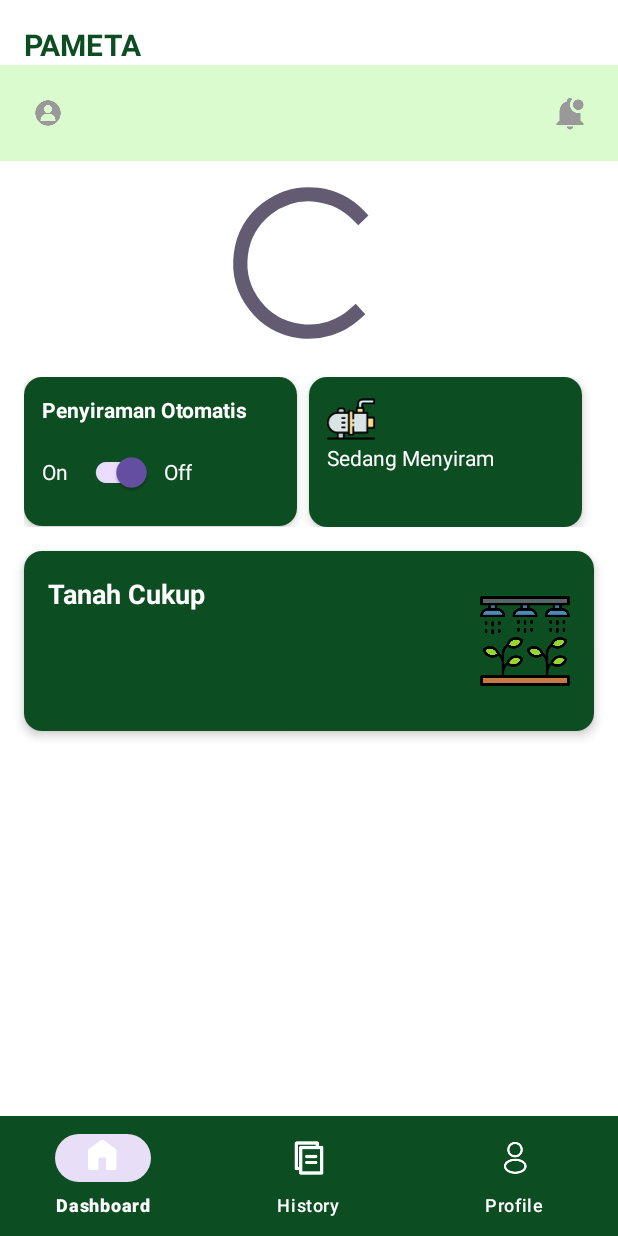
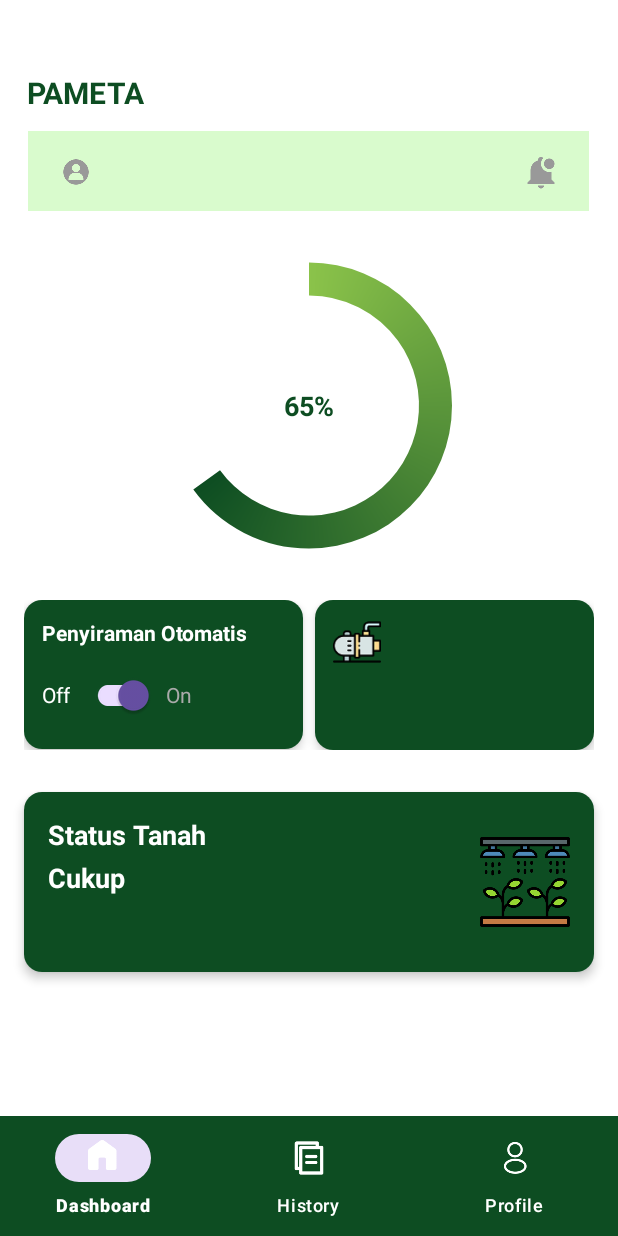
Before and after one commit to Anggitasilvianaawaliaputri/SISTEM-PENYIRAMAN-OTOMATIS, an Android app: the DashboardActivity screen opened directly, with no data from a screen before it, on a phone screen of 412 x 824 dp. Run offline under Robolectric (Android 15) with nearby library versions, the phone set to English and light mode, and no system bars.

Commit message:
update halaman dashboard perbaikan sedikit bagian bar dan tata letak

```diff
--- a/app/build.gradle
+++ b/app/build.gradle
@@ -43,6 +43,7 @@ dependencies {
     implementation 'com.google.firebase:firebase-analytics'
     implementation 'com.google.firebase:firebase-auth'
     implementation 'com.google.firebase:firebase-firestore'
+    implementation 'com.google.android.material:material:1.4.0'
 
 
 }
--- a/app/src/main/java/com/example/sistempenyiramantanamanotomatis/DashboardActivity.java
+++ b/app/src/main/java/com/example/sistempenyiramantanamanotomatis/DashboardActivity.java
@@ -3,89 +3,105 @@ package com.example.sistempenyiramantanamanotomatis;
 import android.os.Bundle;
 import android.os.Handler;
 import android.widget.ProgressBar;
-import android.widget.Switch;
 import android.widget.TextView;
 import android.widget.Toast;
 
 import androidx.appcompat.app.AppCompatActivity;
+import androidx.core.content.ContextCompat;
+
+import com.google.android.material.switchmaterial.SwitchMaterial;
 
 public class DashboardActivity extends AppCompatActivity {
 
     private ProgressBar progressMoisture;
-    private Switch switchAuto;
+    private TextView txtProgressPercentage;
     private TextView txtPumpStatus, txtStatusTanah;
-    private TextView txtOnLabel, txtOffLabel; // Tambahan label ON/OFF
+    private TextView txtOnLabel, txtOffLabel;
+    private SwitchMaterial switchAuto;
 
-    private int simulatedMoisture = 65; // nilai awal (bisa diganti dari database nantinya)
+    private int simulatedMoisture = 65;
+    private Handler handler = new Handler();
 
     @Override
     protected void onCreate(Bundle savedInstanceState) {
         super.onCreate(savedInstanceState);
         setContentView(R.layout.activity_dashboard);
 
-        // Inisialisasi view dari XML
+        // Bind View
         progressMoisture = findViewById(R.id.progress_moisture);
-        switchAuto = findViewById(R.id.switch_auto);
+        txtProgressPercentage = findViewById(R.id.progress_text);
         txtPumpStatus = findViewById(R.id.txt_pump_status);
         txtStatusTanah = findViewById(R.id.txt_status_tanah);
-        txtOnLabel = findViewById(R.id.text_on);   // Ambil TextView ON
-        txtOffLabel = findViewById(R.id.text_off); // Ambil TextView OFF
+        txtOnLabel = findViewById(R.id.text_on);
+        txtOffLabel = findViewById(R.id.text_off);
+        switchAuto = findViewById(R.id.switch_auto);
 
-        // Set nilai awal progress dan status tanah
+        // Inisialisasi awal
         progressMoisture.setProgress(simulatedMoisture);
+        updateProgressText(simulatedMoisture);
         updateSoilStatus(simulatedMoisture);
-
-        // Set label awal switch
         updateSwitchLabels(switchAuto.isChecked());
 
-        // Listener untuk Switch
+        // Switch Listener
         switchAuto.setOnCheckedChangeListener((buttonView, isChecked) -> {
             if (isChecked) {
                 Toast.makeText(this, "Penyiraman Otomatis Aktif", Toast.LENGTH_SHORT).show();
-                txtPumpStatus.setText("Sedang Menyiram");
+                txtPumpStatus.setText("Pompa Menyala");
             } else {
                 Toast.makeText(this, "Penyiraman Otomatis Nonaktif", Toast.LENGTH_SHORT).show();
                 txtPumpStatus.setText("Pompa Mati");
             }
-
             updateSwitchLabels(isChecked);
         });
 
-        // Simulasi perubahan kelembaban
+        // Jalankan simulasi kelembaban
         simulateMoistureChange();
     }
 
+    // Update text di tengah progress
+    private void updateProgressText(int value) {
+        txtProgressPercentage.setText(value + "%");
+    }
+
+    // Update status tanah
     private void updateSoilStatus(int moistureValue) {
         if (moistureValue >= 70) {
-            txtStatusTanah.setText("Tanah Basah");
+            txtStatusTanah.setText("Basah");
         } else if (moistureValue >= 40) {
-            txtStatusTanah.setText("Tanah Cukup");
+            txtStatusTanah.setText("Cukup");
         } else {
-            txtStatusTanah.setText("Tanah Kering");
+            txtStatusTanah.setText("Kering");
         }
     }
 
+    // Update label ON/OFF
+    private void updateSwitchLabels(boolean isChecked) {
+        if (isChecked) {
+            txtOnLabel.setTextColor(ContextCompat.getColor(this, android.R.color.white));
+            txtOffLabel.setTextColor(ContextCompat.getColor(this, android.R.color.darker_gray));
+        } else {
+            txtOnLabel.setTextColor(ContextCompat.getColor(this, android.R.color.darker_gray));
+            txtOffLabel.setTextColor(ContextCompat.getColor(this, android.R.color.white));
+        }
+    }
+
+    // Simulasi kelembaban berubah tiap 5 detik
     private void simulateMoistureChange() {
-        new Handler().postDelayed(() -> {
+        handler.postDelayed(() -> {
             simulatedMoisture += (Math.random() > 0.5 ? 5 : -5);
-            if (simulatedMoisture < 0) simulatedMoisture = 0;
-            if (simulatedMoisture > 100) simulatedMoisture = 100;
+            simulatedMoisture = Math.max(0, Math.min(simulatedMoisture, 100));
 
             progressMoisture.setProgress(simulatedMoisture);
+            updateProgressText(simulatedMoisture);
             updateSoilStatus(simulatedMoisture);
 
             simulateMoistureChange();
         }, 5000);
     }
 
-    // Fungsi untuk memperbarui tampilan teks ON/OFF sesuai status Switch
-    private void updateSwitchLabels(boolean isChecked) {
-        if (isChecked) {
-            txtOnLabel.setTextColor(getResources().getColor(android.R.color.white));
-            txtOffLabel.setTextColor(getResources().getColor(android.R.color.darker_gray));
-        } else {
-            txtOnLabel.setTextColor(getResources().getColor(android.R.color.darker_gray));
-            txtOffLabel.setTextColor(getResources().getColor(android.R.color.white));
-        }
+    @Override
+    protected void onDestroy() {
+        super.onDestroy();
+        handler.removeCallbacksAndMessages(null);
     }
 }
--- a/app/src/main/java/com/example/sistempenyiramantanamanotomatis/LoginActivity.java
+++ b/app/src/main/java/com/example/sistempenyiramantanamanotomatis/LoginActivity.java
@@ -68,7 +68,7 @@ public class LoginActivity extends AppCompatActivity {
                             if (task.isSuccessful()) {
                                 FirebaseUser user = mAuth.getCurrentUser();
                                 Toast.makeText(LoginActivity.this, "Login berhasil", Toast.LENGTH_SHORT).show();
-                                startActivity(new Intent(LoginActivity.this, MainActivity.class)
+                                startActivity(new Intent(LoginActivity.this, DashboardActivity.class)
                                         .setFlags(Intent.FLAG_ACTIVITY_NEW_TASK | Intent.FLAG_ACTIVITY_CLEAR_TASK));
                                 finish();
                             } else {
--- /dev/null
+++ b/app/src/main/res/drawable/circular_progress_drawable.xml
@@ -0,0 +1,16 @@
+<rotate xmlns:android="http://schemas.android.com/apk/res/android"
+    android:fromDegrees="0"
+    android:toDegrees="0">
+    <shape
+        android:shape="ring"
+        android:useLevel="true"
+        android:thicknessRatio="10"
+        android:innerRadiusRatio="3">
+    <size android:width="120dp" android:height="120dp" />
+    <gradient
+        android:startColor="#8BC34A"
+        android:endColor="#0D4D22"
+        android:type="sweep"
+        android:useLevel="true" />
+</shape>
+    </rotate>
--- a/app/src/main/res/layout/activity_dashboard.xml
+++ b/app/src/main/res/layout/activity_dashboard.xml
@@ -1,89 +1,110 @@
 <?xml version="1.0" encoding="utf-8"?>
-<androidx.constraintlayout.widget.ConstraintLayout
-    xmlns:android="http://schemas.android.com/apk/res/android"
+<androidx.constraintlayout.widget.ConstraintLayout xmlns:android="http://schemas.android.com/apk/res/android"
     xmlns:app="http://schemas.android.com/apk/res-auto"
     xmlns:tools="http://schemas.android.com/tools"
     android:layout_width="match_parent"
     android:layout_height="match_parent"
     android:background="@color/white">
 
-    <!-- Judul Aplikasi -->
+    <!-- Judul -->
+
+    <!-- Top Bar -->
+
+    <!-- Circular Progress -->
+
     <TextView
         android:id="@+id/app_title"
         android:layout_width="wrap_content"
         android:layout_height="wrap_content"
+        android:layout_marginStart="18dp"
+        android:layout_marginTop="48dp"
         android:text="PAMETA"
         android:textColor="#0D4D22"
+        android:textSize="20sp"
         android:textStyle="bold"
-        android:textSize="20sp"
-        android:layout_marginTop="16dp"
-        android:layout_marginStart="16dp"
-        app:layout_constraintTop_toTopOf="parent"
-        app:layout_constraintStart_toStartOf="parent" />
+        app:layout_constraintStart_toStartOf="parent"
+        app:layout_constraintTop_toTopOf="parent" />
 
-    <!-- Bar Hijau Muda -->
     <androidx.constraintlayout.widget.ConstraintLayout
         android:id="@+id/top_bar"
-        android:layout_width="0dp"
-        android:layout_height="wrap_content"
+        android:layout_width="374dp"
+        android:layout_height="53dp"
+        android:layout_marginTop="12dp"
+        android:background="#D9FBCD"
         android:padding="12dp"
-        android:background="#D9FBCD"
-        app:layout_constraintTop_toBottomOf="@id/app_title"
+        app:layout_constraintEnd_toEndOf="parent"
+        app:layout_constraintHorizontal_bias="0.486"
         app:layout_constraintStart_toStartOf="parent"
-        app:layout_constraintEnd_toEndOf="parent">
+        app:layout_constraintTop_toBottomOf="@id/app_title">
 
         <ImageView
             android:id="@+id/btn_profile"
             android:layout_width="40dp"
             android:layout_height="40dp"
-            android:src="@drawable/ic_user_default"
             android:background="@drawable/bg_circle_light"
             android:padding="8dp"
+            android:src="@drawable/ic_user_default"
+            app:layout_constraintBottom_toBottomOf="parent"
             app:layout_constraintStart_toStartOf="parent"
-            app:layout_constraintTop_toTopOf="parent"
-            app:layout_constraintBottom_toBottomOf="parent" />
+            app:layout_constraintTop_toTopOf="parent" />
 
         <ImageView
             android:id="@+id/btn_notif"
             android:layout_width="40dp"
             android:layout_height="40dp"
-            android:src="@drawable/ic_notifications"
             android:background="@drawable/bg_circle_light"
             android:padding="8dp"
+            android:src="@drawable/ic_notifications"
+            app:layout_constraintBottom_toBottomOf="parent"
             app:layout_constraintEnd_toEndOf="parent"
-            app:layout_constraintTop_toTopOf="parent"
-            app:layout_constraintBottom_toBottomOf="parent" />
+            app:layout_constraintTop_toTopOf="parent" />
     </androidx.constraintlayout.widget.ConstraintLayout>
 
-    <!-- Progress -->
-    <ProgressBar
-        android:id="@+id/progress_moisture"
-        android:layout_width="120dp"
-        android:layout_height="120dp"
-        android:layout_marginTop="8dp"
-        android:indeterminate="false"
-        android:max="100"
-        android:progress="65"
-        style="?android:attr/progressBarStyleLarge"
-        app:layout_constraintTop_toBottomOf="@id/top_bar"
+    <FrameLayout
+        android:id="@+id/progress_container"
+        android:layout_width="220dp"
+        android:layout_height="227dp"
+        android:layout_marginTop="16dp"
+        app:layout_constraintEnd_toEndOf="parent"
         app:layout_constraintStart_toStartOf="parent"
-        app:layout_constraintEnd_toEndOf="parent"/>
+        app:layout_constraintTop_toBottomOf="@id/top_bar">
 
-    <!-- Status Card Container -->
+        <ProgressBar
+            android:id="@+id/progress_moisture"
+            style="@android:style/Widget.Material.ProgressBar.Horizontal"
+            android:layout_width="match_parent"
+            android:layout_height="match_parent"
+            android:indeterminate="false"
+            android:max="100"
+            android:progress="65"
+            android:progressDrawable="@drawable/circular_progress_drawable"
+            android:rotation="-90" />
+
+        <TextView
+            android:id="@+id/progress_text"
+            android:layout_width="match_parent"
+            android:layout_height="match_parent"
+            android:gravity="center"
+            android:text="65%"
+            android:textColor="#0D4D22"
+            android:textSize="18sp"
+            android:textStyle="bold" />
+    </FrameLayout>
+
+    <!-- Container Status -->
     <LinearLayout
         android:id="@+id/status_card_container"
         android:layout_width="0dp"
         android:layout_height="wrap_content"
+        android:layout_marginTop="16dp"
         android:orientation="horizontal"
-        android:layout_marginTop="16dp"
+        android:paddingHorizontal="16dp"
         android:gravity="center"
-        android:paddingStart="16dp"
-        android:paddingEnd="16dp"
-        app:layout_constraintTop_toBottomOf="@id/progress_moisture"
+        app:layout_constraintTop_toBottomOf="@id/progress_container"
         app:layout_constraintStart_toStartOf="parent"
         app:layout_constraintEnd_toEndOf="parent">
 
-        <!-- Penyiraman Otomatis -->
+        <!-- Kartu Penyiraman Otomatis -->
         <androidx.cardview.widget.CardView
             android:layout_width="0dp"
             android:layout_height="wrap_content"
@@ -95,19 +116,18 @@
             <LinearLayout
                 android:layout_width="match_parent"
                 android:layout_height="wrap_content"
+                android:background="#0D4D22"
                 android:orientation="vertical"
-                android:padding="12dp"
-                android:background="#0D4D22">
+                android:padding="12dp">
 
                 <TextView
+                    android:layout_width="wrap_content"
+                    android:layout_height="wrap_content"
                     android:text="Penyiraman Otomatis"
+                    android:textColor="#FFFFFF"
                     android:textStyle="bold"
-                    android:textColor="#FFFFFF"
-                    android:layout_marginBottom="8dp"
-                    android:layout_width="wrap_content"
-                    android:layout_height="wrap_content"/>
+                    android:layout_marginBottom="8dp" />
 
-                <!-- Custom Switch with On/Off Labels -->
                 <LinearLayout
                     android:layout_width="wrap_content"
                     android:layout_height="wrap_content"
@@ -118,36 +138,34 @@
                         android:id="@+id/text_on"
                         android:layout_width="wrap_content"
                         android:layout_height="wrap_content"
-                        android:text="On"
-                        android:textColor="@android:color/white"
-                        android:paddingEnd="8dp" />
+                        android:text="Off"
+                        android:paddingEnd="8dp"
+                        android:textColor="@android:color/white" />
 
                     <com.google.android.material.switchmaterial.SwitchMaterial
                         android:id="@+id/switch_auto"
                         android:layout_width="wrap_content"
                         android:layout_height="wrap_content"
-                        android:text=""
                         android:checked="true"
-                        android:thumbTint="@android:color/white"
-                        android:trackTint="#8BC34A" />
+                        android:thumbTint="@color/switch_thumb_white"
+                        android:trackTint="@color/switch_track_green"
+                        android:thumbTintMode="src_in" />
 
                     <TextView
                         android:id="@+id/text_off"
                         android:layout_width="wrap_content"
                         android:layout_height="wrap_content"
-                        android:text="Off"
-                        android:textColor="@android:color/white"
-                        android:paddingStart="8dp" />
+                        android:text="On"
+                        android:paddingStart="8dp"
+                        android:textColor="@android:color/white" />
                 </LinearLayout>
-
             </LinearLayout>
         </androidx.cardview.widget.CardView>
 
-        <!-- Status Pompa -->
+        <!-- Kartu Status Pompa -->
         <androidx.cardview.widget.CardView
             android:layout_width="0dp"
             android:layout_height="wrap_content"
-            android:layout_marginEnd="8dp"
             android:layout_weight="1"
             app:cardCornerRadius="12dp"
             app:cardElevation="4dp">
@@ -168,22 +186,22 @@
                     android:id="@+id/txt_pump_status"
                     android:layout_width="wrap_content"
                     android:layout_height="wrap_content"
-                    android:text="Sedang Menyiram"
+                    android:text=""
                     android:textColor="#FFFFFF"
                     android:textSize="14sp" />
             </LinearLayout>
         </androidx.cardview.widget.CardView>
     </LinearLayout>
 
-    <!-- Status Tanah -->
+    <!-- Kartu Status Tanah -->
     <androidx.cardview.widget.CardView
         android:id="@+id/status_tanah_card"
         android:layout_width="0dp"
         android:layout_height="120dp"
-        android:layout_marginTop="16dp"
+        android:layout_marginTop="28dp"
+        android:layout_marginHorizontal="16dp"
         app:cardCornerRadius="12dp"
         app:cardElevation="4dp"
-        android:layout_marginHorizontal="16dp"
         app:layout_constraintTop_toBottomOf="@id/status_card_container"
         app:layout_constraintStart_toStartOf="parent"
         app:layout_constraintEnd_toEndOf="parent">
@@ -193,28 +211,45 @@
             android:layout_height="match_parent"
             android:background="#0D4D22">
 
+            <!-- Judul Status Tanah -->
+            <TextView
+                android:id="@+id/label_status_tanah"
+                android:layout_width="wrap_content"
+                android:layout_height="wrap_content"
+                android:layout_alignParentStart="true"
+                android:layout_marginStart="16dp"
+                android:layout_marginTop="16dp"
+                android:text="Status Tanah"
+                android:textColor="#FFFFFF"
+                android:textSize="18sp"
+                android:textStyle="bold" />
+
+            <!-- Isi Status: Kering/Basah -->
             <TextView
                 android:id="@+id/txt_status_tanah"
                 android:layout_width="wrap_content"
                 android:layout_height="wrap_content"
-                android:text="Status Tanah"
+                android:layout_below="@id/label_status_tanah"
+                android:layout_marginStart="16dp"
+                android:layout_marginTop="4dp"
+                android:text=""
                 android:textColor="#FFFFFF"
-                android:textStyle="bold"
                 android:textSize="18sp"
-                android:layout_alignParentStart="true"
-                android:layout_margin="16dp"/>
+                android:textStyle="bold" />
 
+            <!-- Gambar tanah di kanan -->
             <ImageView
                 android:layout_width="60dp"
                 android:layout_height="60dp"
-                android:src="@drawable/ic_soil"
                 android:layout_alignParentEnd="true"
                 android:layout_centerVertical="true"
-                android:layout_marginEnd="16dp"/>
+                android:layout_marginEnd="16dp"
+                android:src="@drawable/ic_soil" />
         </RelativeLayout>
+
     </androidx.cardview.widget.CardView>
 
-    <!-- Bottom Navigation -->
+    <!-- Bottom Nav -->
     <com.google.android.material.bottomnavigation.BottomNavigationView
         android:id="@+id/bottom_nav"
         android:layout_width="0dp"
@@ -222,9 +257,10 @@
         android:background="#0D4D22"
         app:itemIconTint="@color/white"
         app:itemTextColor="@color/white"
-        app:menu="@menu/nav_menu"
         app:layout_constraintBottom_toBottomOf="parent"
+        app:layout_constraintEnd_toEndOf="parent"
+        app:layout_constraintHorizontal_bias="0.0"
         app:layout_constraintStart_toStartOf="parent"
-        app:layout_constraintEnd_toEndOf="parent" />
+        app:menu="@menu/nav_menu" />
 
 </androidx.constraintlayout.widget.ConstraintLayout>
--- a/app/src/main/res/values/colors.xml
+++ b/app/src/main/res/values/colors.xml
@@ -2,4 +2,8 @@
 <resources>
     <color name="black">#FF000000</color>
     <color name="white">#FFFFFFFF</color>
+
+    <!-- Tambahan warna untuk Switch -->
+    <color name="switch_track_green">#8BC34A</color>
+    <color name="switch_thumb_white">#FFFFFFFF</color>
 </resources>
--- a/app/src/main/res/values/ids.xml
+++ b/app/src/main/res/values/ids.xml
@@ -1,6 +1,6 @@
 <?xml version="1.0" encoding="utf-8"?>
 <resources>
-    <item name="chart_image" type="id">id/chart_image</item>
+    <item name="chart_image" type="id" />
     <item name="app_title" type="id" />
     <item name="top_bar" type="id" />
     <item name="btn_profile" type="id" />
--- a/app/src/main/res/values/strings.xml
+++ b/app/src/main/res/values/strings.xml
@@ -1,3 +1,4 @@
+<?xml version="1.0" encoding="utf-8"?>
 <resources>
     <string name="app_name">SISTEM PENYIRAMAN TANAMAN OTOMATIS</string>
     <string name="password">Password</string>
--- a/app/src/main/res/values/themes.xml
+++ b/app/src/main/res/values/themes.xml
@@ -1,9 +1,13 @@
+<?xml version="1.0" encoding="utf-8"?>
 <resources xmlns:tools="http://schemas.android.com/tools">
-    <!-- Base application theme. -->
+
+    <!-- Base theme -->
     <style name="Base.Theme.SISTEMPENYIRAMANTANAMANOTOMATIS" parent="Theme.Material3.DayNight.NoActionBar">
-        <!-- Customize your light theme here. -->
-        <!-- <item name="colorPrimary">@color/my_light_primary</item> -->
+        <!-- Tambahkan warna atau atribut lainnya di sini jika perlu -->
+        <!-- <item name="colorPrimary">@color/your_primary_color</item> -->
     </style>
 
+    <!-- App theme -->
     <style name="Theme.SISTEMPENYIRAMANTANAMANOTOMATIS" parent="Base.Theme.SISTEMPENYIRAMANTANAMANOTOMATIS" />
+
 </resources>
```
